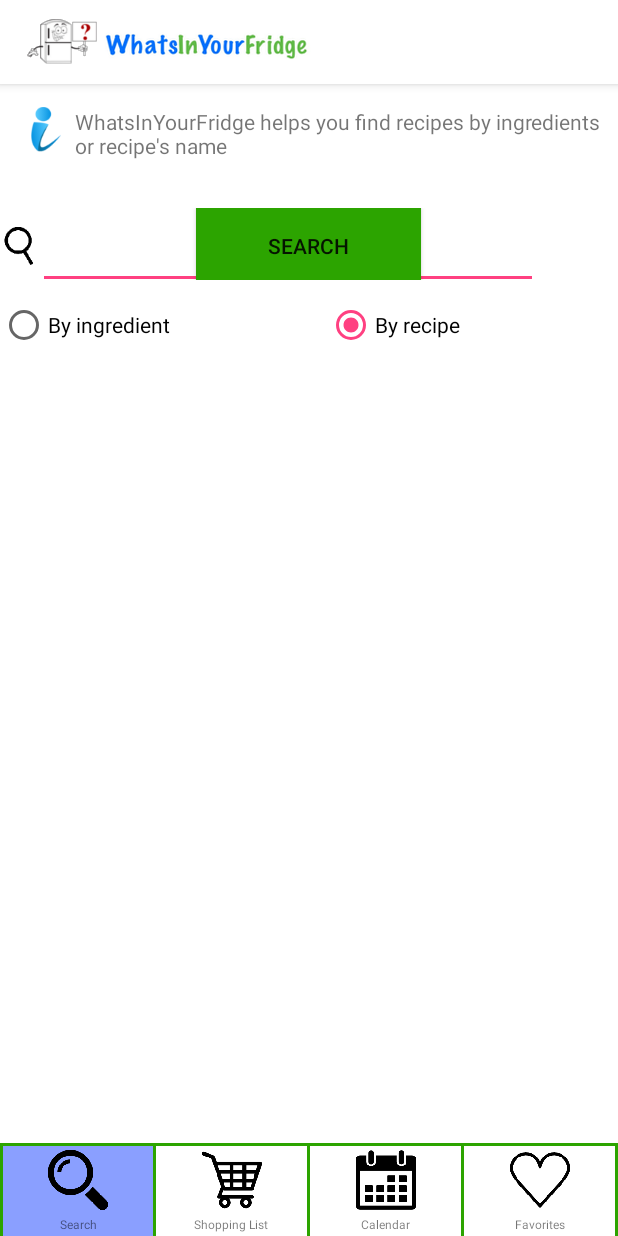
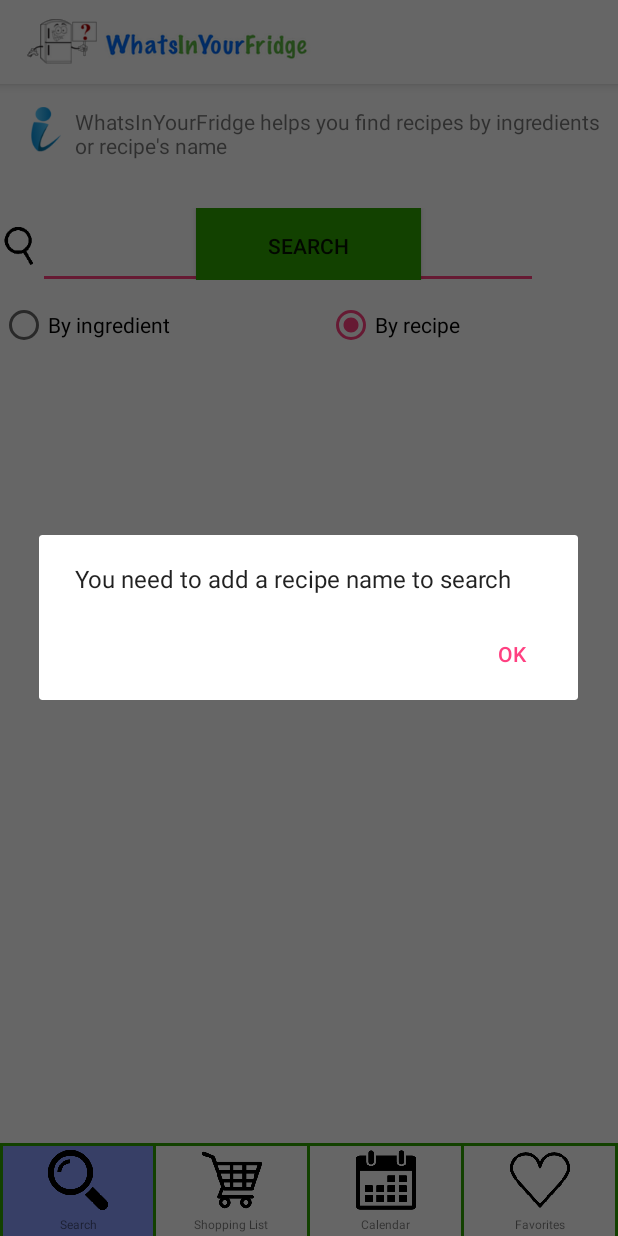
Before and after one commit to vakando/whatsinyourfridge, an Android app: the screen it shows after launch (MainActivity), after a tap on "SEARCH", on a phone screen of 412 x 824 dp. Run offline under Robolectric (Android 15) with nearby library versions, the phone set to English and light mode, and no system bars; 2 other taps on this screen came first.

Commit message:
+ handle progress indicator + handle empty search request errors

```diff
--- a/app/src/main/java/com/example/views/Search.java
+++ b/app/src/main/java/com/example/views/Search.java
@@ -1,6 +1,9 @@
 package com.example.views;
 
+import android.app.AlertDialog;
+import android.content.DialogInterface;
 import android.os.Bundle;
+import android.preference.DialogPreference;
 import android.support.annotation.Nullable;
 import android.support.v4.app.Fragment;
 import android.support.v4.app.FragmentTransaction;
@@ -11,6 +14,7 @@ import android.widget.ArrayAdapter;
 import android.widget.AutoCompleteTextView;
 import android.widget.Button;
 import android.widget.LinearLayout;
+import android.widget.ProgressBar;
 import android.widget.TextView;
 import com.example.canmorpro.whatsinyourfridge3.DBHelper;
 import com.example.canmorpro.whatsinyourfridge3.IngredientSearch;
@@ -30,6 +34,9 @@ public class Search extends Fragment implements View.OnClickListener {
     Fragment fragment;
     FragmentTransaction fragmentTransaction;
 
+
+    ProgressBar progressBar;
+
     Button addButton;
     Button ingredientRadio;
     Button recipeRadio;
@@ -47,6 +54,7 @@ public class Search extends Fragment implements View.OnClickListener {
 
     LinearLayout layoutFrame;
     LinearLayout layoutButtonSearch;
+    LinearLayout layoutProgressBar;
 
     private ArrayList<String> ingredients;
     private ArrayList<String> list_recipes;
@@ -79,17 +87,22 @@ public class Search extends Fragment implements View.OnClickListener {
         recipeRadio = (Button)rootView.findViewById(R.id.recipeRadio);
         ingredientRadio = (Button)rootView.findViewById(R.id.ingredientRadio);
         searchButton = (Button)rootView.findViewById(R.id.searchButton);
+
         ing1 = (TextView)rootView.findViewById(R.id.ingrView1);
         ing2 = (TextView)rootView.findViewById(R.id.ingrView2);
         ing3 = (TextView)rootView.findViewById(R.id.ingrView3);
+
         delBut1 = (Button)rootView.findViewById(R.id.delButton1);
         delBut2 = (Button)rootView.findViewById(R.id.delButton2);
         delBut3 = (Button)rootView.findViewById(R.id.delButton3);
 
         layoutFrame = (LinearLayout) rootView.findViewById(R.id.layoutFrame);
         layoutButtonSearch = (LinearLayout)rootView.findViewById(R.id.layoutSearchButton);
+        layoutProgressBar = (LinearLayout)rootView.findViewById(R.id.layoutProgressBar);
 
         ingredientRadio.setSelected(true);
+
+        progressBar = (ProgressBar) rootView.findViewById(R.id.searchProgressBar);
 
         addButton.setOnClickListener(this);
         recipeRadio.setOnClickListener(this);
@@ -100,16 +113,13 @@ public class Search extends Fragment implements View.OnClickListener {
         delBut3.setOnClickListener(this);
 
         searchfield = (AutoCompleteTextView) rootView.findViewById(R.id.searchfield);
-
-
-
+        searchfield.setAdapter(new ArrayAdapter<>(getContext(), R.layout.drop_down, ingredients));
 
 //        //pour l'autocomplete de la recherche par recette
 //        ArrayAdapter<String> adapter = new ArrayAdapter<String>(getContext(), android.R.layout.simple_dropdown_item_1line, list_recipes);
 //        searchfield.setAdapter(adapter);
 
         //pour l'autocomplete de la recherche par ingredient
-        searchfield.setAdapter(new ArrayAdapter<>(getContext(), R.layout.drop_down, ingredients));
 
         return rootView;
     }
@@ -128,18 +138,21 @@ public class Search extends Fragment implements View.OnClickListener {
                 else if (count == 0) {
                     ing1.setText(text);//on met le texte de l'autoComplete dans le premier textView
                     ing1.setVisibility(View.VISIBLE);
+
                     delBut1.setVisibility(View.VISIBLE);
                     searchfield.setText("");
                     count++;
                 } else if (count == 1) {
                     ing2.setText(text);//on le met dans le second textView
                     ing2.setVisibility(View.VISIBLE);
+
                     delBut2.setVisibility(View.VISIBLE);
                     searchfield.setText("");
                     count++;
                 } else if (count == 2) {
                     ing3.setText(text);//on le met dans le 3ième textView
                     ing3.setVisibility(View.VISIBLE);
+
                     delBut3.setVisibility(View.VISIBLE);
                     searchfield.setText("");
                     count++;
@@ -151,9 +164,11 @@ public class Search extends Fragment implements View.OnClickListener {
                 layoutFrame.setVisibility(View.VISIBLE);
                 ingredientRadio.setSelected(true);
                 recipeRadio.setSelected(false);
+
                 ing1.setText("");
                 ing2.setText("");
                 ing3.setText("");
+
                 delBut1.setVisibility(View.INVISIBLE);
                 delBut2.setVisibility(View.INVISIBLE);
                 delBut3.setVisibility(View.INVISIBLE);
@@ -165,21 +180,15 @@ public class Search extends Fragment implements View.OnClickListener {
                 break;
 
             case R.id.recipeRadio://pour le bouton by recipe
+
                 addButton.setVisibility(View.INVISIBLE);
                 layoutFrame.setVisibility(View.INVISIBLE);
+
                 recipeRadio.setSelected(true);
                 ingredientRadio.setSelected(false);
 
                 params.topMargin = -350;
                 layoutButtonSearch.setLayoutParams(params);
-
-//                searchButton
-//                ing1.setVisibility(View.INVISIBLE);
-//                ing2.setVisibility(View.INVISIBLE);
-//                ing3.setVisibility(View.INVISIBLE);
-//                delBut1.setVisibility(View.INVISIBLE);
-//                delBut2.setVisibility(View.INVISIBLE);
-//                delBut3.setVisibility(View.INVISIBLE);
 
                 break;
 
@@ -206,25 +215,44 @@ public class Search extends Fragment implements View.OnClickListener {
 
             case R.id.searchButton://pour le bouton search
 
-            System.out.println("ing radio : "+ingredientRadio.isSelected());
+                if(ingredientRadio.isSelected()) {
 
-                System.out.println("recip radio : " + recipeRadio.isSelected());
+                    searchIngProc(ing1.getText().toString(), ing2.getText().toString(), ing3.getText().toString());
+                }
+                else if (recipeRadio.isSelected()) {
 
-
-                if(ingredientRadio.isSelected())  searchIngProc(ing1.getText().toString(),ing2.getText().toString(),ing3.getText().toString());
-                else if (recipeRadio.isSelected()) searchRecipProc(searchfield.getText().toString());
+                    searchRecipProc(searchfield.getText().toString());
+                }
 
 
                 break;
-//
-//            case R.id.searchButtonReci:
-//                new RecipeSearch(searchfield.getText().toString(), dbh);
-//                break;
-
 
         }
     }
 
+
+    public void showProgressIndicator(int radio){
+
+        LinearLayout.LayoutParams params = new LinearLayout.LayoutParams(
+                LinearLayout.LayoutParams.MATCH_PARENT, LinearLayout.LayoutParams.WRAP_CONTENT);
+
+        layoutButtonSearch.setVisibility(View.INVISIBLE);
+        progressBar.setVisibility(View.VISIBLE);
+
+        if(radio == 1){ // if ingredientRadio
+            params.topMargin = -450;
+            layoutProgressBar.setLayoutParams(params);
+
+        }
+        else if(radio == 2){ // if recipeRadio
+           params.topMargin = -150;
+           layoutProgressBar.setLayoutParams(params);
+       }
+
+    }
+
+
+//    replace fragment
     public void replaceFragment(Fragment fragment){
 
         fragmentTransaction = getFragmentManager().beginTransaction().replace(R.id.main_container, fragment);
@@ -233,16 +261,52 @@ public class Search extends Fragment implements View.OnClickListener {
     }
 
 
-    public void searchRecipProc(String recipeName){
+//    show alert message
+    public void emptyAlert( int radio){
+
+        AlertDialog.Builder empty = new AlertDialog.Builder(getContext());
+        empty.setPositiveButton("OK", new DialogInterface.OnClickListener() {
+            @Override
+            public void onClick(DialogInterface dialog, int which) {
+                dialog.dismiss();
+            }
+        }
+
+        );
+
+       if(radio == 1) {
+           empty.setMessage("You need to add at least one ingredient")
+                   .create();
+//        .setPositiveButton("OK");
+           empty.show();
+       }
+        else if (radio == 2){
+
+           empty.setMessage("You need to add a recipe name to search")
+                   .create();
+//        .setPositiveButton("OK");
+           empty.show();
+
+       }
+    }
+
+
+    public void searchRecipProc(final String recipeName){
 
         if(recipeName.length() == 0){
 
-            System.out.println(" need to enter data");
+//            System.out.println(" need to enter data");
+            emptyAlert(2);
 
         }else {
 
+            showProgressIndicator(2);
+
+            new Thread(new Runnable() {
+                public void run(){
                     recipSearch = new RecipeSearch(recipeName, dbh);
-            recipSearch.storeData();
+                    recipSearch.storeData();   }
+            }).start();
 
             //        show search result page
             fragment = new SearchResult();
@@ -274,13 +338,18 @@ public class Search extends Fragment implements View.OnClickListener {
         if (ingResult.size()==0){
 
 //            pop up message
-
-            System.out.println(" need to enter data");
+            emptyAlert(1);
 
         }else if (ingResult.size() == 1){
 
+            showProgressIndicator(1);
+
+            new Thread(new Runnable() {
+                public void run(){
                     ingSearch = new IngredientSearch(ingResult.get(0),"","",dbh);
                     ingSearch.storeData();
+                }
+            }).start();
 
             //        show search result page
             fragment = new SearchResult();
@@ -289,8 +358,16 @@ public class Search extends Fragment implements View.OnClickListener {
         }
         else if (ingResult.size() == 2){
 
+
+            showProgressIndicator(1);
+
+            new Thread(new Runnable() {
+                public void run(){
                     ingSearch = new IngredientSearch(ingResult.get(0),ingResult.get(1),"",dbh);
                     ingSearch.storeData();
+                }
+            }).start();
+
 
             //        show search result page
             fragment = new SearchResult();
@@ -299,8 +376,14 @@ public class Search extends Fragment implements View.OnClickListener {
         }
         else if (ingResult.size() == 3){
 
+            showProgressIndicator(1);
+
+            new Thread(new Runnable() {
+        public void run(){
                 ingSearch = new IngredientSearch(ingResult.get(0),ingResult.get(1),ingResult.get(2),dbh);
                 ingSearch.storeData();
+        }
+        }).start();
 
             //        show search result page
             fragment = new SearchResult();
--- a/app/src/main/java/com/example/views/SearchResult.java
+++ b/app/src/main/java/com/example/views/SearchResult.java
@@ -46,6 +46,7 @@ public class SearchResult extends Fragment {
 
             View rootView = inflater.inflate(R.layout.search_result, container, false);
             listView = (ListView) rootView.findViewById(R.id.searchResultListView);
+
 
             adapter = new MyCursorAdapter(getContext(),curs,0);
             listView.setAdapter(adapter);
--- a/app/src/main/res/layout/search.xml
+++ b/app/src/main/res/layout/search.xml
@@ -207,5 +207,22 @@
             android:paddingTop="15dp" />
     </LinearLayout>
 
+    <LinearLayout
+        android:orientation="horizontal"
+        android:layout_width="match_parent"
+        android:layout_height="wrap_content"
+        android:layout_gravity="center_horizontal"
+        android:id="@+id/layoutProgressBar"
+        android:gravity="center">
+
+        <ProgressBar
+            style="?android:attr/progressBarStyleLarge"
+            android:layout_width="wrap_content"
+            android:layout_height="wrap_content"
+            android:id="@+id/searchProgressBar"
+            android:visibility="invisible"
+            android:layout_gravity="center_horizontal" />
+    </LinearLayout>
+
 </LinearLayout>
     <!--</ScrollView>-->
```
Lines whose indentation alone changed are shown as unchanged.
